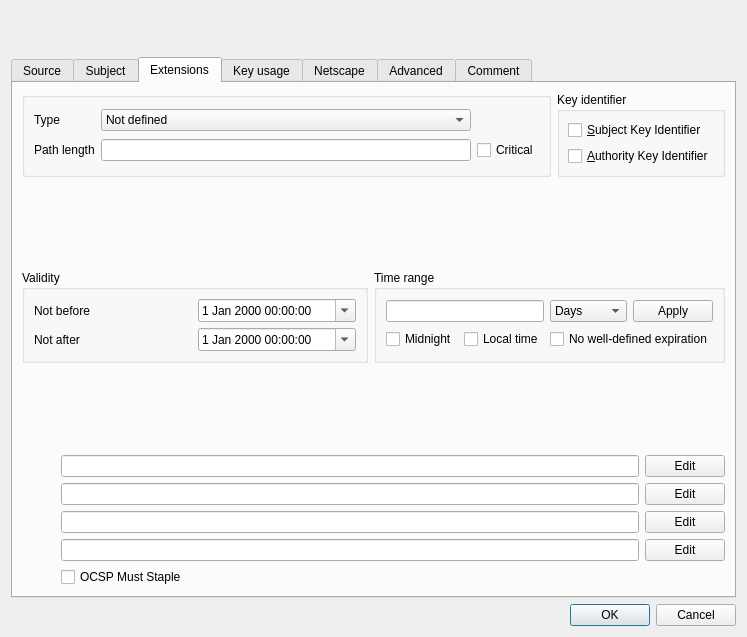
This is ui/NewX509.ui in chris2511/xca as Qt 5 draws it before an edit. The edited form follows.
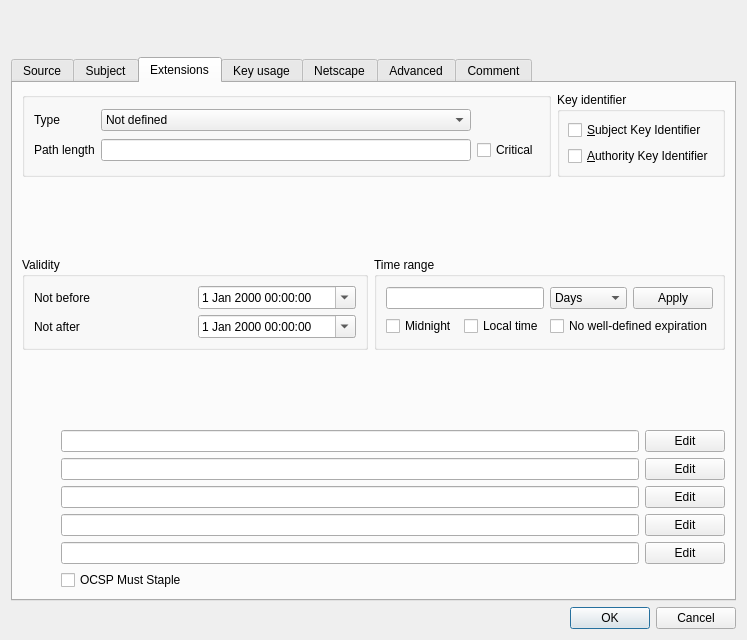
This is the edited form. The open tabs and pages were chosen to show the change. Custom widgets are drawn as their Qt base class.

Patch:
```diff
--- a/ui/NewX509.ui
+++ b/ui/NewX509.ui
@@ -7,7 +7,7 @@
     <x>0</x>
     <y>0</y>
     <width>747</width>
-    <height>637</height>
+    <height>640</height>
    </rect>
   </property>
   <layout class="QVBoxLayout" name="verticalLayout_2">
@@ -709,11 +709,15 @@
         </spacer>
        </item>
        <item>
-        <layout class="QGridLayout" name="gridLayout_12">
-         <item row="0" column="0">
-          <widget class="DoubleClickLabel" name="sanLbl"/>
+        <layout class="QGridLayout" name="gridLayout">
+         <item row="5" column="2" colspan="2">
+          <widget class="QCheckBox" name="OCSPstaple">
+           <property name="text">
+            <string notr="true">OCSP Must Staple</string>
+           </property>
+          </widget>
          </item>
-         <item row="0" column="1">
+         <item row="1" column="1">
           <widget class="QLabel" name="subAltIco">
            <property name="minimumSize">
             <size>
@@ -732,7 +736,7 @@
            </property>
           </widget>
          </item>
-         <item row="0" column="2">
+         <item row="1" column="2">
           <widget class="QLineEdit" name="subAltName">
            <property name="toolTip">
             <string>DNS: IP: URI: email: RID:</string>
@@ -740,66 +744,134 @@
           </widget>
          </item>
          <item row="0" column="3">
+          <widget class="QPushButton" name="editNameCons">
+           <property name="text">
+            <string>Edit</string>
+           </property>
+          </widget>
+         </item>
+         <item row="0" column="1">
+          <widget class="QLabel" name="nameConsIco">
+           <property name="minimumSize">
+            <size>
+             <width>20</width>
+             <height>20</height>
+            </size>
+           </property>
+           <property name="maximumSize">
+            <size>
+             <width>20</width>
+             <height>20</height>
+            </size>
+           </property>
+           <property name="text">
+            <string/>
+           </property>
+          </widget>
+         </item>
+         <item row="1" column="3">
           <widget class="QPushButton" name="editSubAlt">
            <property name="text">
             <string>Edit</string>
            </property>
           </widget>
          </item>
+         <item row="0" column="0">
+          <widget class="DoubleClickLabel" name="nameConsLbl"/>
+         </item>
+         <item row="0" column="2">
+          <widget class="QLineEdit" name="nameCons">
+           <property name="toolTip">
+            <string>DNS: IP: URI: email: RID:</string>
+           </property>
+          </widget>
+         </item>
          <item row="1" column="0">
+          <widget class="DoubleClickLabel" name="sanLbl"/>
+         </item>
+         <item row="2" column="0">
           <widget class="DoubleClickLabel" name="ianLbl"/>
          </item>
-         <item row="1" column="2">
-          <widget class="QLineEdit" name="issAltName">
-           <property name="toolTip">
-            <string>DNS: IP: URI: email: RID:</string>
-           </property>
-          </widget>
+         <item row="3" column="0">
+          <widget class="DoubleClickLabel" name="crldpLbl"/>
          </item>
-         <item row="1" column="3">
+         <item row="2" column="3">
           <widget class="QPushButton" name="editIssAlt">
            <property name="text">
             <string>Edit</string>
            </property>
           </widget>
          </item>
-         <item row="2" column="1">
-          <widget class="QLabel" name="crlDistIco">
-           <property name="minimumSize">
-            <size>
-             <width>20</width>
-             <height>20</height>
-            </size>
-           </property>
-           <property name="maximumSize">
-            <size>
-             <width>20</width>
-             <height>20</height>
-            </size>
-           </property>
-           <property name="text">
-            <string/>
-           </property>
-          </widget>
-         </item>
          <item row="2" column="2">
-          <widget class="QLineEdit" name="crlDist">
+          <widget class="QLineEdit" name="issAltName">
            <property name="toolTip">
             <string>URI:</string>
            </property>
           </widget>
          </item>
-         <item row="2" column="3">
-          <widget class="QPushButton" name="editCrlDist">
+         <item row="2" column="1">
+          <widget class="QLabel" name="issAltIco">
+           <property name="minimumSize">
+            <size>
+             <width>20</width>
+             <height>20</height>
+            </size>
+           </property>
+           <property name="maximumSize">
+            <size>
+             <width>20</width>
+             <height>20</height>
+            </size>
+           </property>
            <property name="text">
-            <string>Edit</string>
+            <string/>
            </property>
           </widget>
          </item>
-         <item row="3" column="0">
+         <item row="4" column="0">
           <widget class="DoubleClickLabel" name="aiaLbl"/>
          </item>
+         <item row="4" column="2">
+          <widget class="QLineEdit" name="authInfAcc">
+           <property name="toolTip">
+            <string>DNS: IP: URI: email: RID:</string>
+           </property>
+          </widget>
+         </item>
+         <item row="4" column="3">
+          <widget class="QPushButton" name="editAuthInfAcc">
+           <property name="text">
+            <string>Edit</string>
+           </property>
+          </widget>
+         </item>
          <item row="3" column="1">
+          <widget class="QLabel" name="crlDistIco">
+           <property name="minimumSize">
+            <size>
+             <width>20</width>
+             <height>20</height>
+            </size>
+           </property>
+           <property name="maximumSize">
+            <size>
+             <width>20</width>
+             <height>20</height>
+            </size>
+           </property>
+           <property name="text">
+            <string/>
+           </property>
+          </widget>
+         </item>
+         <item row="3" column="3">
+          <widget class="QPushButton" name="editCrlDist">
+           <property name="text">
+            <string>Edit</string>
+           </property>
+          </widget>
+         </item>
+         <item row="4" column="1">
           <widget class="QLabel" name="authInfAccIco">
            <property name="minimumSize">
             <size>
@@ -819,45 +891,9 @@
           </widget>
          </item>
          <item row="3" column="2">
-          <widget class="QLineEdit" name="authInfAcc">
+          <widget class="QLineEdit" name="crlDist">
            <property name="toolTip">
-            <string>DNS: IP: URI: email: RID:</string>
-           </property>
-          </widget>
-         </item>
-         <item row="3" column="3">
-          <widget class="QPushButton" name="editAuthInfAcc">
-           <property name="text">
-            <string>Edit</string>
-           </property>
-          </widget>
-         </item>
-         <item row="1" column="1">
-          <widget class="QLabel" name="issAltIco">
-           <property name="minimumSize">
-            <size>
-             <width>20</width>
-             <height>20</height>
-            </size>
-           </property>
-           <property name="maximumSize">
-            <size>
-             <width>20</width>
-             <height>20</height>
-            </size>
-           </property>
-           <property name="text">
-            <string/>
-           </property>
-          </widget>
-         </item>
-         <item row="2" column="0">
-          <widget class="DoubleClickLabel" name="crldpLbl"/>
-         </item>
-         <item row="4" column="2">
-          <widget class="QCheckBox" name="OCSPstaple">
-           <property name="text">
-            <string notr="true">OCSP Must Staple</string>
+            <string>URI:</string>
            </property>
           </widget>
          </item>
```
Left out of the diff: 99 changed lines with no effect on the pictures.
